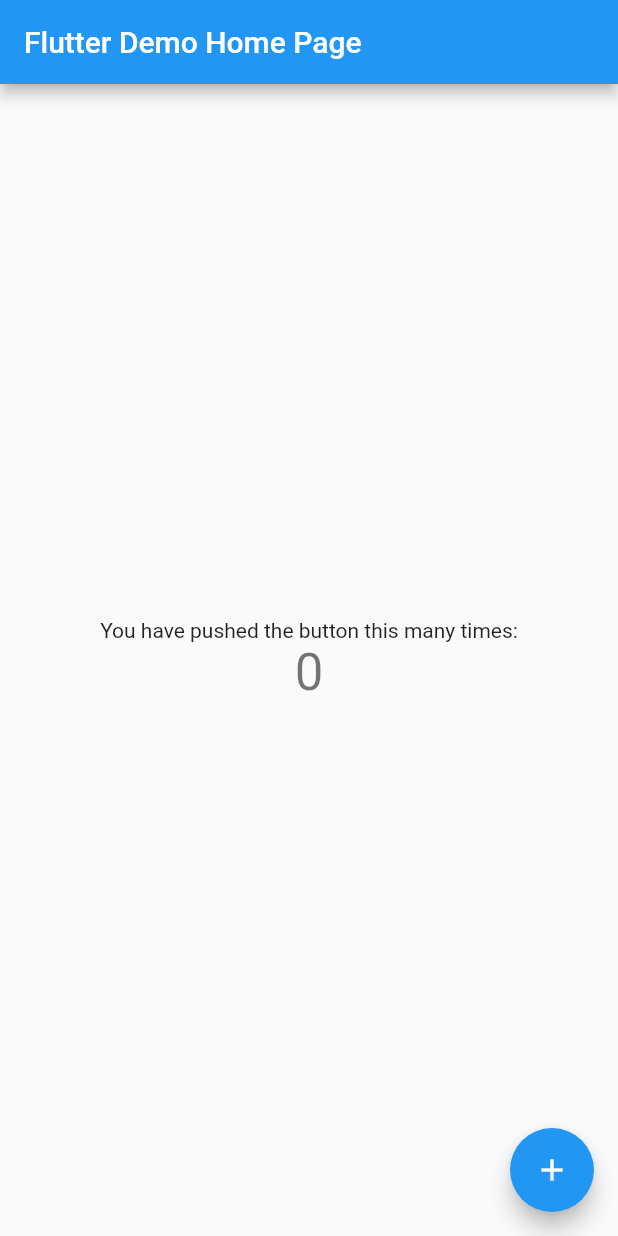
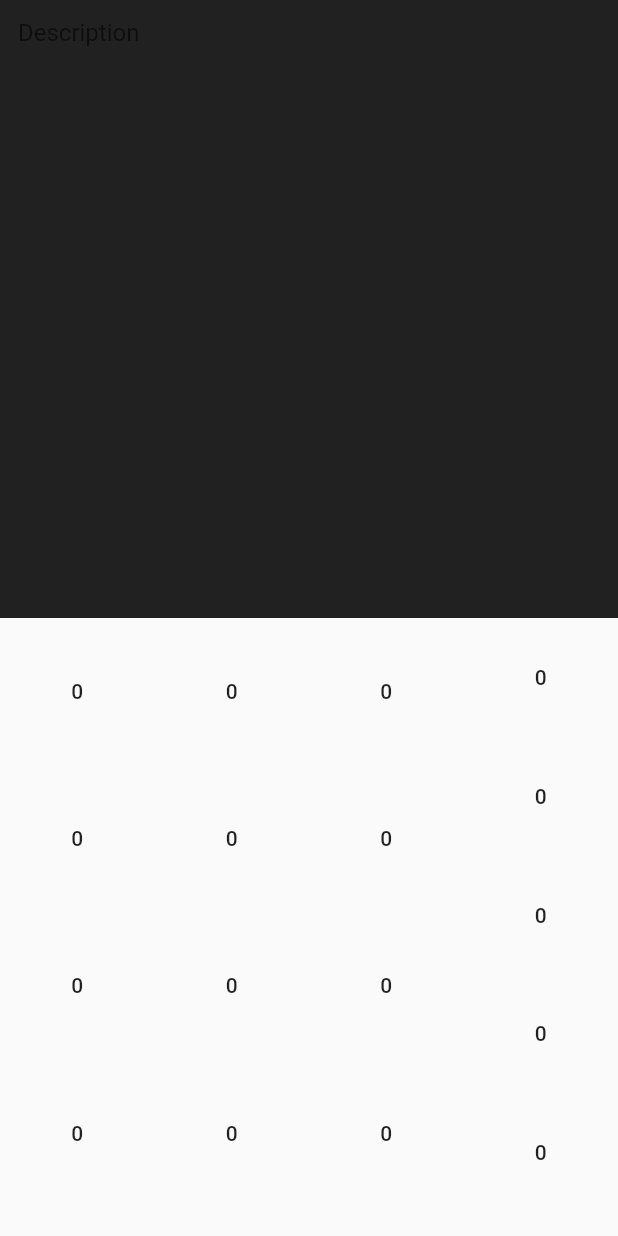
Before and after one commit to sud0-dev/Calculator, a Flutter app: the screen it shows after launch, on a phone screen of 412 x 824 dp. Run offline on Flutter 3.47's test engine with Material 2 defaults, Android fonts, the phone set to English and light mode, and no system bars.

Commit message:
Design the basic layout

```diff
--- a/lib/main.dart
+++ b/lib/main.dart
@@ -1,117 +1,171 @@
 import 'package:flutter/material.dart';
+import 'package:flutter/services.dart';
 
 void main() {
   runApp(MyApp());
 }
 
 class MyApp extends StatelessWidget {
-  // This widget is the root of your application.
   @override
   Widget build(BuildContext context) {
     return MaterialApp(
+      debugShowCheckedModeBanner: false,
       title: 'Flutter Demo',
       theme: ThemeData(
-        // This is the theme of your application.
-        //
-        // Try running your application with "flutter run". You'll see the
-        // application has a blue toolbar. Then, without quitting the app, try
-        // changing the primarySwatch below to Colors.green and then invoke
-        // "hot reload" (press "r" in the console where you ran "flutter run",
-        // or simply save your changes to "hot reload" in a Flutter IDE).
-        // Notice that the counter didn't reset back to zero; the application
-        // is not restarted.
         primarySwatch: Colors.blue,
-        // This makes the visual density adapt to the platform that you run
-        // the app on. For desktop platforms, the controls will be smaller and
-        // closer together (more dense) than on mobile platforms.
         visualDensity: VisualDensity.adaptivePlatformDensity,
       ),
-      home: MyHomePage(title: 'Flutter Demo Home Page'),
+      home: MyHomePage(),
     );
   }
 }
 
 class MyHomePage extends StatefulWidget {
-  MyHomePage({Key key, this.title}) : super(key: key);
-
-  // This widget is the home page of your application. It is stateful, meaning
-  // that it has a State object (defined below) that contains fields that affect
-  // how it looks.
-
-  // This class is the configuration for the state. It holds the values (in this
-  // case the title) provided by the parent (in this case the App widget) and
-  // used by the build method of the State. Fields in a Widget subclass are
-  // always marked "final".
-
-  final String title;
+  MyHomePage({
+    Key key,
+  }) : super(key: key);
 
   @override
   _MyHomePageState createState() => _MyHomePageState();
 }
 
 class _MyHomePageState extends State<MyHomePage> {
-  int _counter = 0;
-
-  void _incrementCounter() {
-    setState(() {
-      // This call to setState tells the Flutter framework that something has
-      // changed in this State, which causes it to rerun the build method below
-      // so that the display can reflect the updated values. If we changed
-      // _counter without calling setState(), then the build method would not be
-      // called again, and so nothing would appear to happen.
-      _counter++;
-    });
-  }
-
+  int i = 0;
   @override
   Widget build(BuildContext context) {
-    // This method is rerun every time setState is called, for instance as done
-    // by the _incrementCounter method above.
-    //
-    // The Flutter framework has been optimized to make rerunning build methods
-    // fast, so that you can just rebuild anything that needs updating rather
-    // than having to individually change instances of widgets.
-    return Scaffold(
-      appBar: AppBar(
-        // Here we take the value from the MyHomePage object that was created by
-        // the App.build method, and use it to set our appbar title.
-        title: Text(widget.title),
-      ),
-      body: Center(
-        // Center is a layout widget. It takes a single child and positions it
-        // in the middle of the parent.
-        child: Column(
-          // Column is also a layout widget. It takes a list of children and
-          // arranges them vertically. By default, it sizes itself to fit its
-          // children horizontally, and tries to be as tall as its parent.
-          //
-          // Invoke "debug painting" (press "p" in the console, choose the
-          // "Toggle Debug Paint" action from the Flutter Inspector in Android
-          // Studio, or the "Toggle Debug Paint" command in Visual Studio Code)
-          // to see the wireframe for each widget.
-          //
-          // Column has various properties to control how it sizes itself and
-          // how it positions its children. Here we use mainAxisAlignment to
-          // center the children vertically; the main axis here is the vertical
-          // axis because Columns are vertical (the cross axis would be
-          // horizontal).
-          mainAxisAlignment: MainAxisAlignment.center,
-          children: <Widget>[
-            Text(
-              'You have pushed the button this many times:',
-            ),
-            Text(
-              '$_counter',
-              style: Theme.of(context).textTheme.headline4,
-            ),
-          ],
+    return SafeArea(
+      child: Scaffold(
+        body: Center(
+          child: Column(
+            mainAxisAlignment: MainAxisAlignment.center,
+            children: [
+              Flexible(
+                flex: 1,
+                child: Container(
+                  child: TextField(
+                    maxLines: 40,
+                    onChanged: (value) {},
+                    decoration: InputDecoration(
+                      border: InputBorder.none,
+                      hintText: "Description",
+                      fillColor: Colors.grey[900],
+                      filled: true,
+                    ),
+                  ),
+                ),
+              ),
+              Flexible(
+                flex: 1,
+                child: Row(
+                  children: [
+                    Flexible(
+                      flex: 3,
+                      child: GridView.count(
+                        crossAxisCount: 3,
+                        childAspectRatio: 1.05,
+                        children: [
+                          MaterialButton(
+                            onPressed: () {},
+                            child: Text('0'),
+                          ),
+                          MaterialButton(
+                            onPressed: () {},
+                            child: Text('0'),
+                          ),
+                          MaterialButton(
+                            onPressed: () {},
+                            child: Text('0'),
+                          ),
+                          MaterialButton(
+                            onPressed: () {},
+                            child: Text('0'),
+                          ),
+                          MaterialButton(
+                            onPressed: () {},
+                            child: Text('0'),
+                          ),
+                          MaterialButton(
+                            onPressed: () {},
+                            child: Text('0'),
+                          ),
+                          MaterialButton(
+                            onPressed: () {},
+                            child: Text('0'),
+                          ),
+                          MaterialButton(
+                            onPressed: () {},
+                            child: Text('0'),
+                          ),
+                          MaterialButton(
+                            onPressed: () {},
+                            child: Text('0'),
+                          ),
+                          MaterialButton(
+                            onPressed: () {},
+                            child: Text('0'),
+                          ),
+                          MaterialButton(
+                            onPressed: () {},
+                            child: Text('0'),
+                          ),
+                          MaterialButton(
+                            onPressed: () {},
+                            child: Text('0'),
+                          ),
+                        ],
+                      ),
+                    ),
+                    Flexible(
+                      flex: 1,
+                      child: GridView.count(
+                        crossAxisCount: 1,
+                        childAspectRatio: 1.3,
+                        children: [
+                          Flexible(
+                            flex: 1,
+                            child: MaterialButton(
+                              onPressed: () {},
+                              child: Text('0'),
+                            ),
+                          ),
+                          Flexible(
+                            flex: 1,
+                            child: MaterialButton(
+                              onPressed: () {},
+                              child: Text('0'),
+                            ),
+                          ),
+                          Flexible(
+                            flex: 1,
+                            child: MaterialButton(
+                              onPressed: () {},
+                              child: Text('0'),
+                            ),
+                          ),
+                          Flexible(
+                            flex: 1,
+                            child: MaterialButton(
+                              onPressed: () {},
+                              child: Text('0'),
+                            ),
+                          ),
+                          Flexible(
+                            flex: 1,
+                            child: MaterialButton(
+                              onPressed: () {},
+                              child: Text('0'),
+                            ),
+                          ),
+                        ],
+                      ),
+                    ),
+                  ],
+                ),
+              ),
+            ],
+          ),
         ),
       ),
-      floatingActionButton: FloatingActionButton(
-        onPressed: _incrementCounter,
-        tooltip: 'Increment',
-        child: Icon(Icons.add),
-      ), // This trailing comma makes auto-formatting nicer for build methods.
     );
   }
 }
--- /dev/null
+++ b/lib/utils/Variables.dart
@@ -0,0 +1,4 @@
+import 'package:flutter/cupertino.dart';
+
+TextEditingController controller = new TextEditingController();
+String number;
--- /dev/null
+++ b/lib/widgets/NumericButtons.dart
@@ -0,0 +1,16 @@
+import 'package:calculator/utils/Variables.dart';
+import 'package:flutter/material.dart';
+
+class NumericButton extends StatelessWidget {
+  final number;
+  const NumericButton({Key key, this.number}) : super(key: key);
+  @override
+  Widget build(BuildContext context) {
+    return MaterialButton(
+      onPressed: () {
+        controller.text += number.toString();
+      },
+      child: Text(number),
+    );
+  }
+}
```
